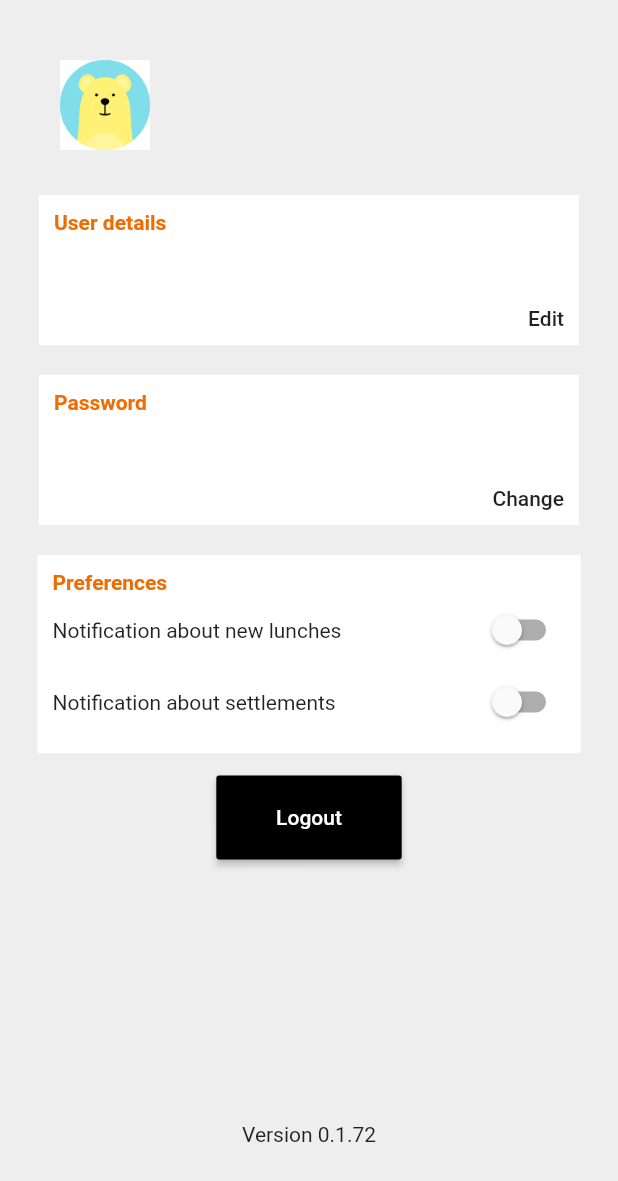
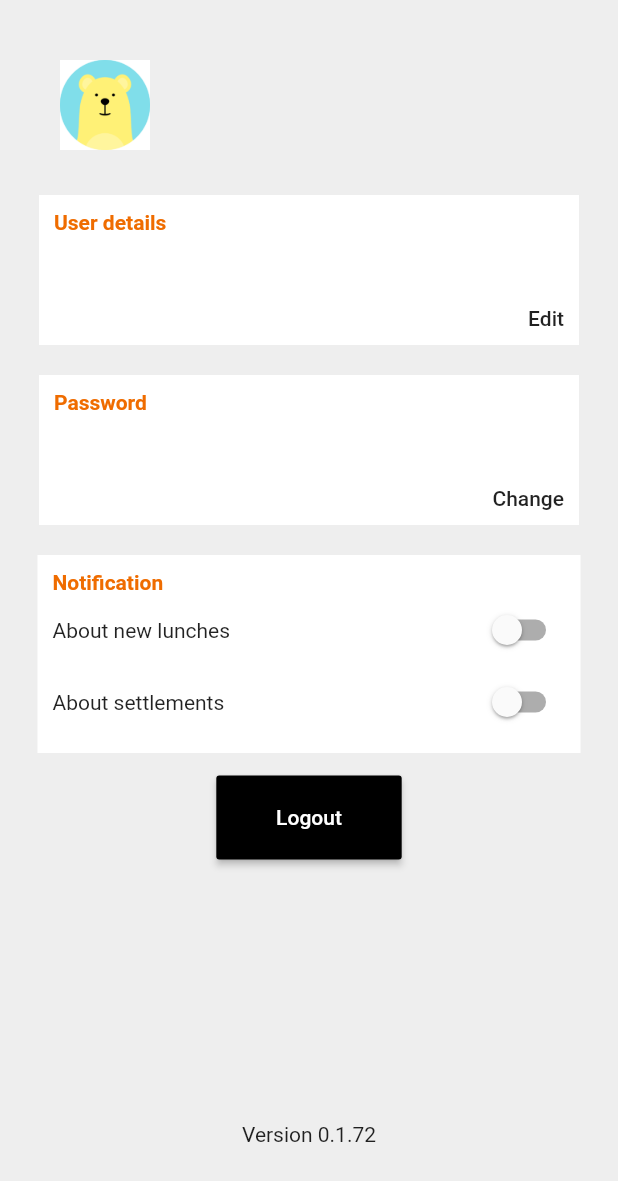
Before and after one commit to kadamowi/lunch_team, a Flutter app: the UserDetailsScreen screen opened directly, on a phone screen of 412 x 824 dp. Shown: the top 1181 px of the screen. Run offline on Flutter 3.47's test engine with Material 2 defaults, Android fonts, the phone set to English and light mode, and no system bars; our stand-ins replace badges, cached_network_image, datetime_picker_formfield, device_info, firebase_messaging, package_info and 1 more; accounts and stored records are empty; network calls fail.

Commit message:
Drobne poprawki wyglądu oraz tekstów

```diff
--- a/lib/screens/UserDetailsScreen.dart
+++ b/lib/screens/UserDetailsScreen.dart
@@ -152,7 +152,7 @@ class _UserDetailsScreenState extends State<UserDetailsScreen> {
                     children: <Widget>[
                       Align(
                         alignment: Alignment.topLeft,
-                        child: Text('Preferences',
+                        child: Text('Notification',
                             style: TextStyle(
                                 color: Colors.orange[800],
                                 fontWeight: FontWeight.bold
@@ -161,7 +161,7 @@ class _UserDetailsScreenState extends State<UserDetailsScreen> {
                       Row(
                         children: <Widget>[
                           Expanded(
-                            child: Text('Notification about new lunches'),
+                            child: Text('About new lunches'),
                           ),
                           Switch(
                             value: globals.notyfiLunch,
@@ -171,15 +171,15 @@ class _UserDetailsScreenState extends State<UserDetailsScreen> {
                                 userSettingSet('notification', 'lunch',value?'1':'0' );
                               });
                             },
-                            activeTrackColor: Colors.lightGreenAccent,
-                            activeColor: Colors.green,
+                            activeTrackColor: Colors.orange[200],
+                            activeColor: Colors.orange[800],
                           ),
                         ],
                       ),
                       Row(
                         children: <Widget>[
                           Expanded(
-                            child: Text('Notification about settlements'),
+                            child: Text('About settlements'),
                           ),
                           Switch(
                             value: globals.notyfiSettlement,
@@ -189,8 +189,8 @@ class _UserDetailsScreenState extends State<UserDetailsScreen> {
                                 userSettingSet('notification', 'settlement',value?'1':'0' );
                               });
                             },
-                            activeTrackColor: Colors.lightGreenAccent,
-                            activeColor: Colors.green,
+                            activeTrackColor: Colors.orange[200],
+                            activeColor: Colors.orange[800],
                           ),
                         ],
                       ),
```
